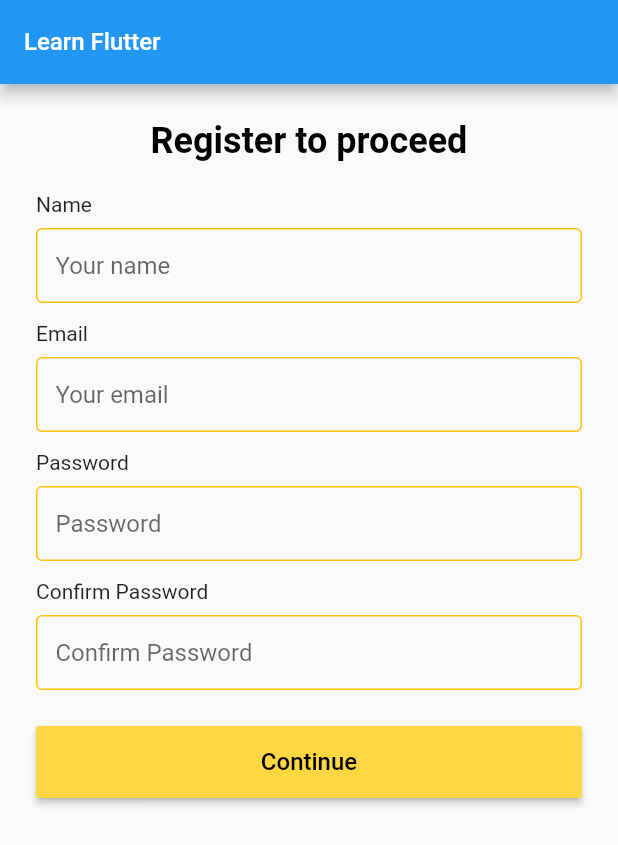
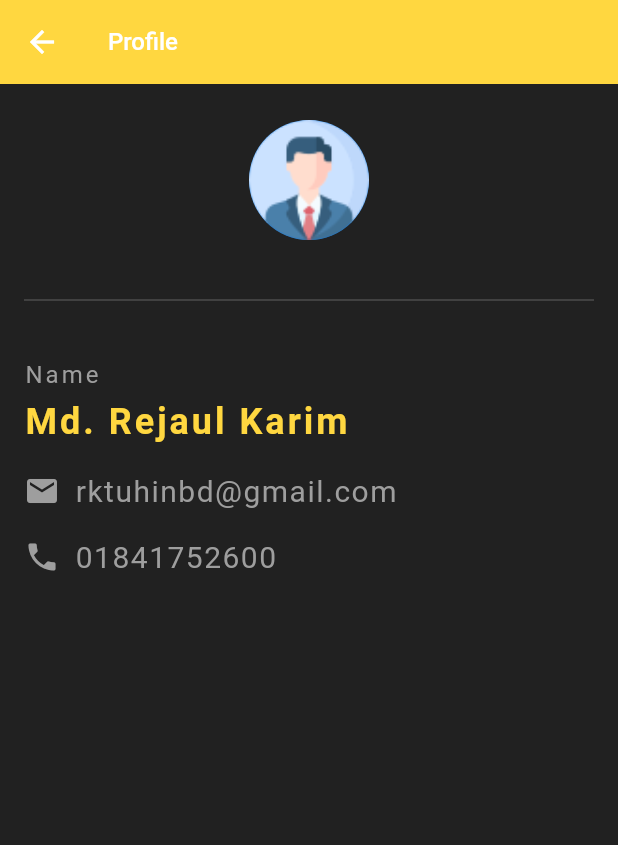
Before and after one commit to rktuhinbd/learn_flutter, a Flutter app: the screen it shows after launch, after a tap on "Continue", on a phone screen of 412 x 824 dp. Shown: the top 845 px of the screen. Run offline on Flutter 3.47's test engine with Material 2 defaults, Android fonts, the phone set to English and light mode, and no system bars.

Commit message:
Added new profile page, changing new activity, getting TextField inputs, used image asset

```diff
--- a/lib/Home.dart
+++ b/lib/Home.dart
@@ -9,6 +9,7 @@ class Home extends StatelessWidget {
     return Scaffold(
         resizeToAvoidBottomInset: false,
         appBar: AppBar(
+          backgroundColor: Colors.amberAccent,
           title: Text(
             'Learn Flutter',
             style: TextStyle(fontSize: 16, color: Colors.white),
--- /dev/null
+++ b/lib/Profile.dart
@@ -0,0 +1,92 @@
+import 'package:flutter/material.dart';
+
+class Profile extends StatelessWidget {
+  @override
+  Widget build(BuildContext context) {
+    return Scaffold(
+      backgroundColor: Colors.grey.shade900,
+      appBar: AppBar(
+        backgroundColor: Colors.amberAccent,
+        elevation: 0.0,
+        title: Text(
+          'Profile',
+          style: TextStyle(fontSize: 16, color: Colors.white),
+        ),
+      ),
+      body: Padding(
+        padding: const EdgeInsets.fromLTRB(16.0, 24.0, 16.0, 20.0),
+        child: Column(
+          crossAxisAlignment: CrossAxisAlignment.start,
+          children: [
+            Center(
+              child: CircleAvatar(
+                backgroundImage: AssetImage('images/profile.png'),
+                radius: 40.0,
+              ),
+            ),
+            Divider(
+              height: 80.0,
+              color: Colors.grey.shade700,
+            ),
+            Text(
+              'Name',
+              style: TextStyle(
+                  fontSize: 16.0, color: Colors.grey, letterSpacing: 2.0),
+            ),
+            SizedBox(
+              height: 8.0,
+            ),
+            Text(
+              'Md. Rejaul Karim',
+              style: TextStyle(
+                  fontSize: 24.0,
+                  color: Colors.amberAccent,
+                  letterSpacing: 2.0,
+                  fontWeight: FontWeight.bold),
+            ),
+            SizedBox(
+              height: 20.0,
+            ),
+            Row(
+              children: [
+                Icon(
+                  Icons.email,
+                  color: Colors.grey,
+                ),
+                SizedBox(
+                  width: 10.0,
+                ),
+                Text('rktuhinbd@gmail.com',
+                    style: TextStyle(
+                      fontSize: 20.0,
+                      color: Colors.grey,
+                      letterSpacing: 1.0,
+                    ))
+              ],
+            ),
+            SizedBox(
+              height: 20.0,
+            ),
+            Row(
+              children: [
+                Icon(
+                  Icons.phone,
+                  color: Colors.grey,
+                ),
+                SizedBox(
+                  width: 10.0,
+                ),
+                Text('01841752600',
+                    style: TextStyle(
+                      fontSize: 20.0,
+                      color: Colors.grey,
+                      letterSpacing: 1.0,
+                    ))
+              ],
+            )
+          ],
+        ),
+      ),
+    );
+  }
+}
--- a/lib/SignUp.dart
+++ b/lib/SignUp.dart
@@ -1,9 +1,16 @@
 import 'package:flutter/material.dart';
 import 'package:flutter/widgets.dart';
+
+import 'Profile.dart';
 
 class SignUp extends StatelessWidget {
   @override
   Widget build(BuildContext context) {
+    String name = '';
+    String email = '';
+    String password = '';
+    String confirmPassword = '';
+
     return Padding(
       padding: EdgeInsets.all(24.0),
       child: Column(
@@ -30,11 +37,14 @@ class SignUp extends StatelessWidget {
                 const Radius.circular(4.0),
               ),
               border: new Border.all(
-                color: Colors.amber,
+                color: Colors.amberAccent,
                 width: 1.0,
               ),
             ),
             child: TextField(
+              onChanged: (newText) {
+                name = newText;
+              },
               decoration: InputDecoration(
                   border: InputBorder.none,
                   hintText: 'Your name',
@@ -56,11 +66,14 @@ class SignUp extends StatelessWidget {
                 const Radius.circular(4.0),
               ),
               border: new Border.all(
-                color: Colors.amber,
+                color: Colors.amberAccent,
                 width: 1.0,
               ),
             ),
             child: TextField(
+              onChanged: (newText) {
+                email = newText;
+              },
               decoration: InputDecoration(
                   border: InputBorder.none,
                   hintText: 'Your email',
@@ -83,12 +96,15 @@ class SignUp extends StatelessWidget {
                 const Radius.circular(4.0),
               ),
               border: new Border.all(
-                color: Colors.amber,
+                color: Colors.amberAccent,
                 width: 1.0,
               ),
             ),
             child: TextField(
               obscureText: true,
+              onChanged: (newText) {
+                password = newText;
+              },
               decoration: InputDecoration(
                   border: InputBorder.none,
                   hintText: 'Password',
@@ -110,12 +126,15 @@ class SignUp extends StatelessWidget {
                 const Radius.circular(4.0),
               ),
               border: new Border.all(
-                color: Colors.amber,
+                color: Colors.amberAccent,
                 width: 1.0,
               ),
             ),
             child: TextField(
               obscureText: true,
+              onChanged: (newText) {
+                confirmPassword = newText;
+              },
               decoration: InputDecoration(
                   border: InputBorder.none,
                   hintText: 'Confirm Password',
@@ -132,7 +151,12 @@ class SignUp extends StatelessWidget {
               height: 48,
               child: new MaterialButton(
                 onPressed: () {
-                  print('Button clicked');
+                  print('Name: ' + name.toString());
+                  print('Email: ' + email.toString());
+                  print('Password: ' + password.toString());
+                  print('Confirm Password: ' + confirmPassword.toString());
+                  Navigator.of(context)
+                      .push(MaterialPageRoute(builder: (context) => Profile()));
                 },
                 color: Colors.amberAccent,
                 child: Text(
--- a/pubspec.yaml
+++ b/pubspec.yaml
@@ -45,9 +45,8 @@ flutter:
   uses-material-design: true
 
   # To add assets to your application, add an assets section, like this:
-  # assets:
-  #   - images/a_dot_burr.jpeg
-  #   - images/a_dot_ham.jpeg
+  assets:
+    - images/
 
   # An image asset can refer to one or more resolution-specific "variants", see
   # https://flutter.dev/assets-and-images/#resolution-aware.
```
Also changed, not shown: images/profile.png (added).
